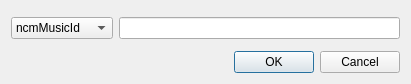
This is iddialog.ui in ranhengzhang/ttml-meta-db as Qt 5 draws it before an edit. The edited form follows.
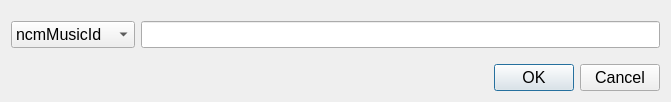
This is the edited form.

Commit message: Update: Font size of add-id dialog

What changed in the file:
```diff
--- a/iddialog.ui
+++ b/iddialog.ui
@@ -6,10 +6,15 @@
    <rect>
     <x>0</x>
     <y>0</y>
-    <width>411</width>
-    <height>84</height>
+    <width>671</width>
+    <height>102</height>
    </rect>
   </property>
+  <property name="font">
+   <font>
+    <pointsize>12</pointsize>
+   </font>
+  </property>
   <property name="windowTitle">
    <string>Dialog</string>
   </property>
```
